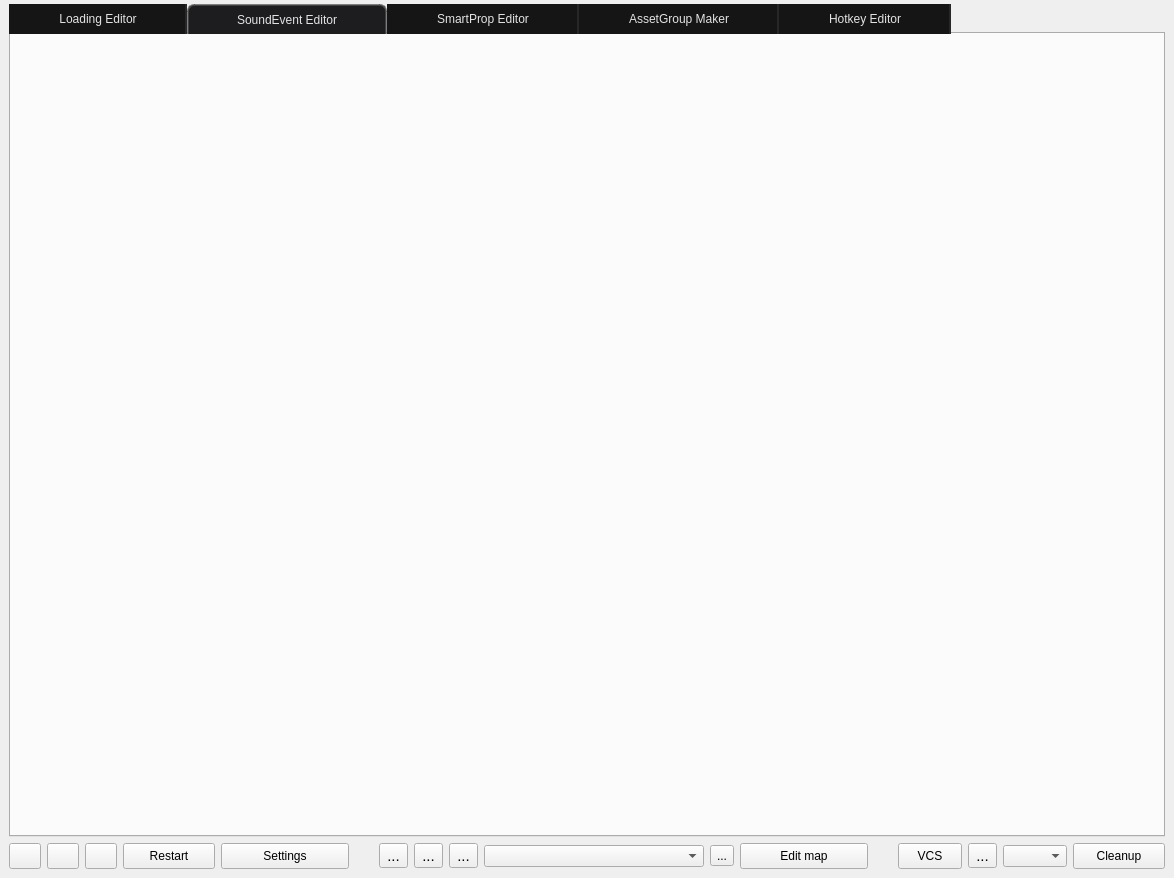
This is src/main.ui in dertwist/Hammer5Tools as Qt 5 draws it before an edit. The edited form follows.
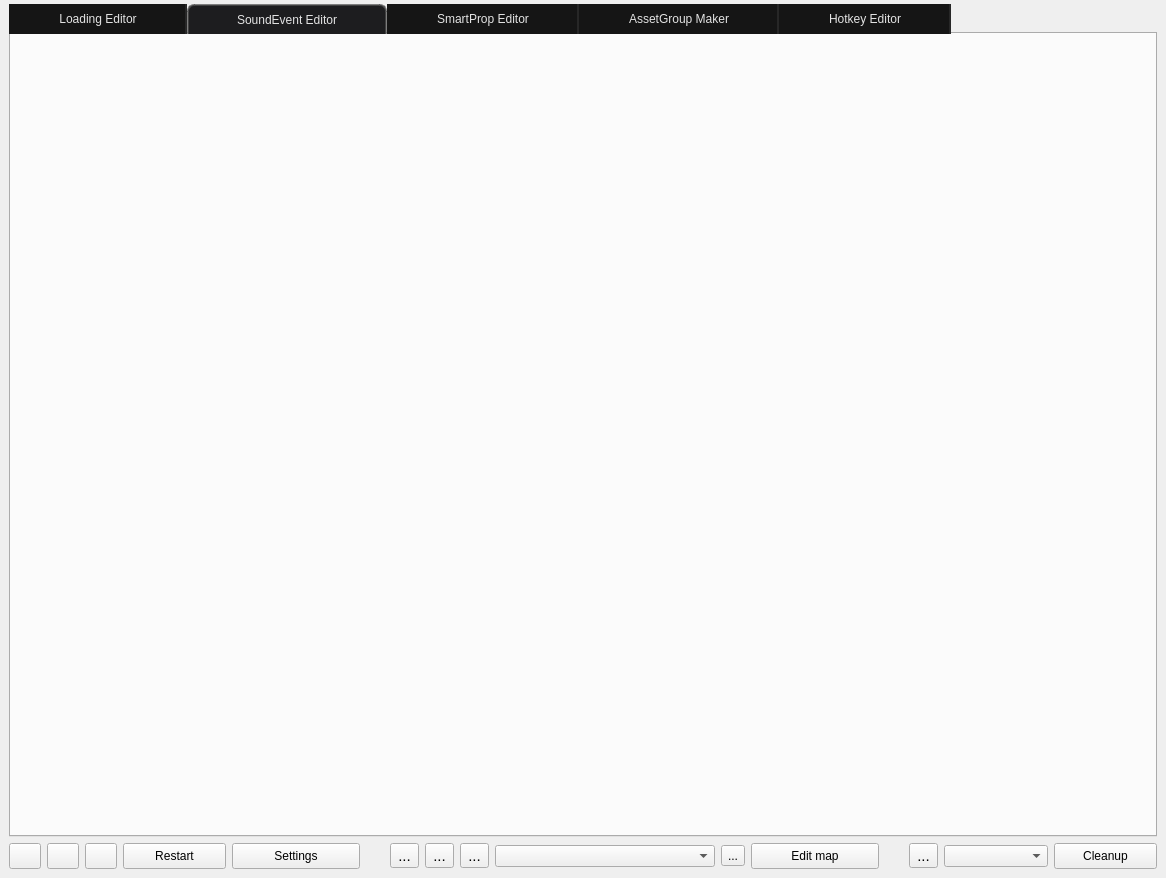
This is the edited form. Icons and pictures are not drawn.

```diff
--- a/src/main.ui
+++ b/src/main.ui
@@ -6,7 +6,7 @@
    <rect>
     <x>0</x>
     <y>0</y>
-    <width>1097</width>
+    <width>1166</width>
     <height>878</height>
    </rect>
   </property>
@@ -510,41 +510,6 @@
         </property>
        </spacer>
       </item>
-      <item>
-       <widget class="QPushButton" name="vcs_button">
-        <property name="minimumSize">
-         <size>
-          <width>64</width>
-          <height>0</height>
-         </size>
-        </property>
-        <property name="maximumSize">
-         <size>
-          <width>32</width>
-          <height>16777210</height>
-         </size>
-        </property>
-        <property name="toolTip">
-         <string>&lt;html&gt;&lt;head/&gt;&lt;body&gt;&lt;p&gt;Version Control&lt;/p&gt;&lt;/body&gt;&lt;/html&gt;</string>
-        </property>
-        <property name="styleSheet">
-         <string notr="true">padding: 5px;</string>
-        </property>
-        <property name="text">
-         <string>VCS</string>
-        </property>
-        <property name="icon">
-         <iconset resource="resources.qrc">
-          <normaloff>:/valve_common/icons/tools/common/flip.png</normaloff>:/valve_common/icons/tools/common/flip.png</iconset>
-        </property>
-        <property name="iconSize">
-         <size>
-          <width>20</width>
-          <height>20</height>
-         </size>
-        </property>
-       </widget>
-      </item>
       <item>
        <widget class="QToolButton" name="open_addons_folder_button">
         <property name="font">
```
